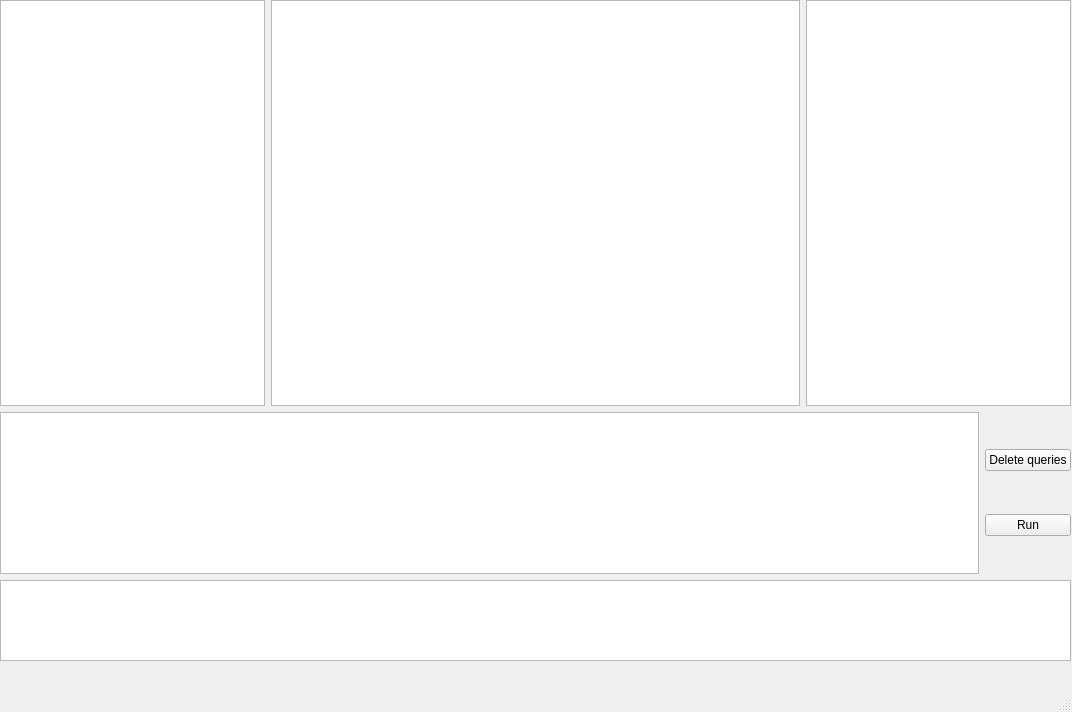
Old version of the form lab2DB/mainwindow.ui in the repository P1P0P/Database_gui.
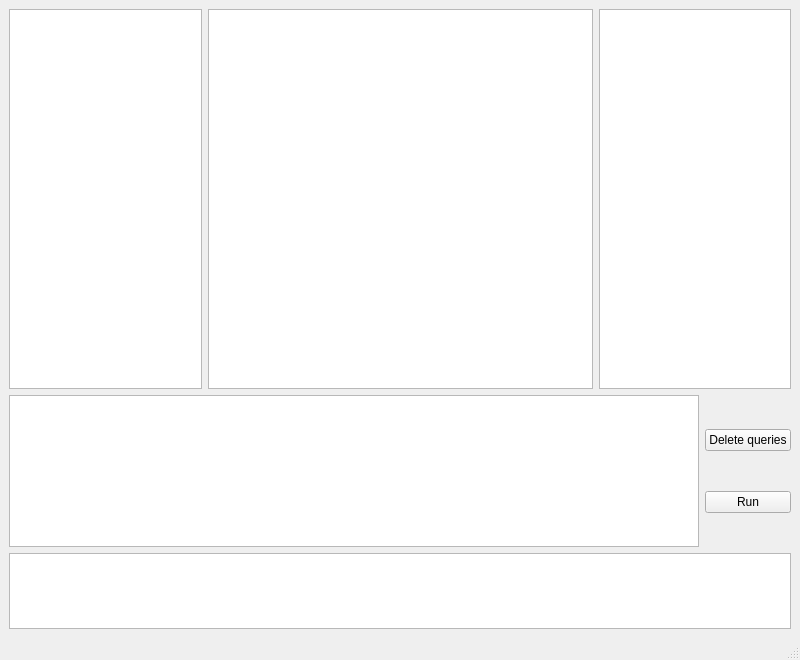
New version of the form.

Commit message: fixed size troubles

```diff
--- a/lab2DB/mainwindow.ui
+++ b/lab2DB/mainwindow.ui
@@ -9,41 +9,22 @@
    <rect>
     <x>0</x>
     <y>0</y>
-    <width>1072</width>
-    <height>712</height>
+    <width>800</width>
+    <height>660</height>
    </rect>
   </property>
-  <property name="sizePolicy">
-   <sizepolicy hsizetype="Fixed" vsizetype="Fixed">
-    <horstretch>0</horstretch>
-    <verstretch>0</verstretch>
-   </sizepolicy>
-  </property>
   <property name="minimumSize">
    <size>
-    <width>1072</width>
-    <height>712</height>
-   </size>
-  </property>
-  <property name="maximumSize">
-   <size>
-    <width>1072</width>
-    <height>712</height>
+    <width>800</width>
+    <height>660</height>
    </size>
   </property>
   <property name="windowTitle">
    <string>MainWindow</string>
   </property>
   <widget class="QWidget" name="centralwidget">
-   <widget class="QWidget" name="layoutWidget">
-    <property name="geometry">
-     <rect>
-      <x>0</x>
-      <y>0</y>
-      <width>1071</width>
-      <height>661</height>
-     </rect>
-    </property>
+   <layout class="QHBoxLayout" name="horizontalLayout_3">
+    <item>
     <layout class="QVBoxLayout" name="verticalLayout" stretch="5,2,1">
      <property name="sizeConstraint">
       <enum>QLayout::SetNoConstraint</enum>
@@ -111,7 +92,8 @@
       </widget>
      </item>
     </layout>
-   </widget>
+    </item>
+   </layout>
   </widget>
   <widget class="QMenuBar" name="menubar">
    <property name="geometry">
```
Left out of the diff: 2 changed lines with no effect on the pictures. Lines whose indentation alone changed are shown as unchanged. The commit also changes 1 other file.
